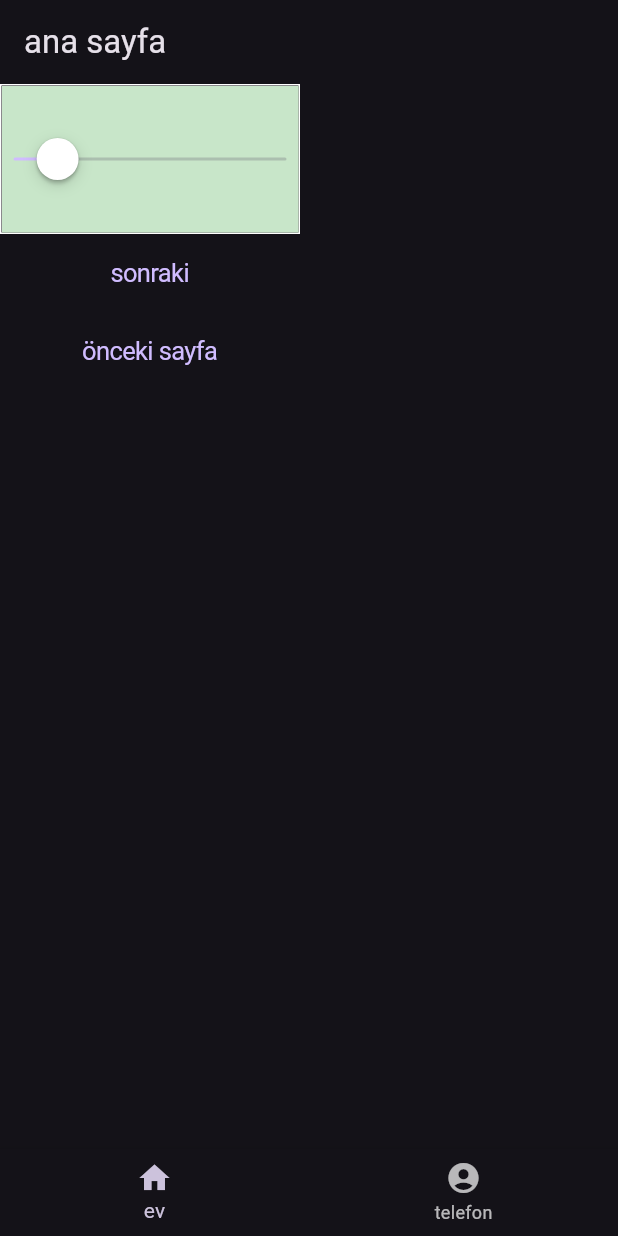
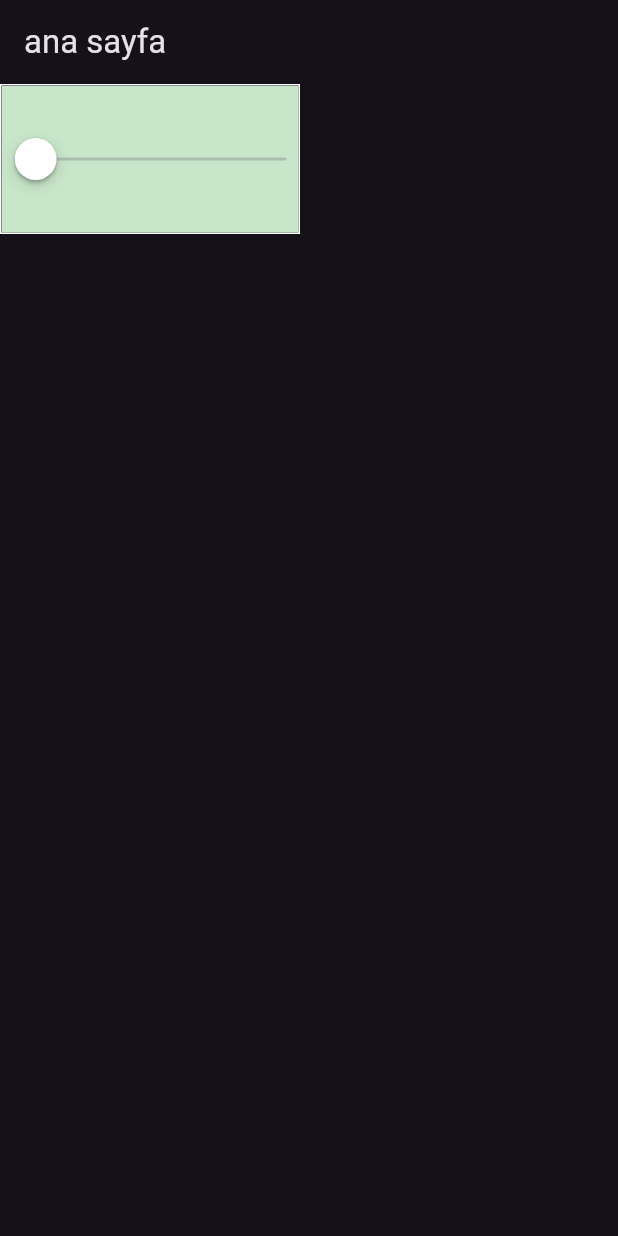
Before and after one commit to Mryuksel101/hero_animation, a Flutter app: the screen it shows after launch, on a phone screen of 412 x 824 dp. Run offline on Flutter 3.47's test engine with Material 2 defaults, Android fonts, the phone set to English and light mode, and no system bars; our stand-ins replace go_router; missing offline and left inert: dart:html.

Commit message:
calişti

```diff
--- a/lib/ana_sayfa.dart
+++ b/lib/ana_sayfa.dart
@@ -8,7 +8,7 @@ import 'package:go_router/go_router.dart';
 
 PageController pageController = PageController();
 class AnaSayfa extends StatelessWidget{
-  GlobalKey gs = GlobalKey();
+  final gs = GlobalKey();
 
 
 
@@ -57,20 +57,6 @@ class AnaSayfa extends StatelessWidget{
           ),
 
 
-
-          CupertinoButton(
-            child: const Text("sonraki"),
-            onPressed: () {
-              pageController.nextPage(duration: const Duration(seconds: 1), curve: Curves.bounceIn);
-            },
-          ),
-
-          CupertinoButton(
-            child: const Text("önceki sayfa"),
-            onPressed: () {
-              pageController.previousPage(duration: const Duration(seconds: 1), curve: Curves.bounceIn);
-            },
-          ),
         ],
       ),
     );
--- a/lib/main.dart
+++ b/lib/main.dart
@@ -2,6 +2,8 @@ import 'dart:developer';
 
 import 'package:flutter/material.dart';
 import 'package:flutter_animasyon/routher/routher.dart';
+
+import 'ana_sayfa.dart';
 
 void main() {
   runApp(const MyApp());
@@ -14,12 +16,12 @@ class MyApp extends StatelessWidget {
   @override
   Widget build(BuildContext context) {
     log("MaterialApp.router");
-    return MaterialApp.router(
-      routerConfig: router,
+    return MaterialApp(
       title: 'Flutter Demo',
       theme: ThemeData.dark(
         useMaterial3: true,
       ),
+      home: AnaSayfa(),
     );
   }
 }
--- a/lib/sayac.dart
+++ b/lib/sayac.dart
@@ -12,7 +12,7 @@ class Sayac extends StatefulWidget {
 }
 
 class _SayacState extends State<Sayac> {
-  double value = 10;
+  double _sliderValue = 0.5;
   @override
   Widget build(BuildContext context) {
     log("sayac build edildi");
@@ -20,10 +20,10 @@ class _SayacState extends State<Sayac> {
 
       min: 0,
       max: 100,
-      value: value,
-      onChanged: (double v) {
+      value: _sliderValue,
+      onChanged: (v) {
         log(v.toString());
-        value = v;
+        _sliderValue = v;
         setState(() {
 
         });
```
